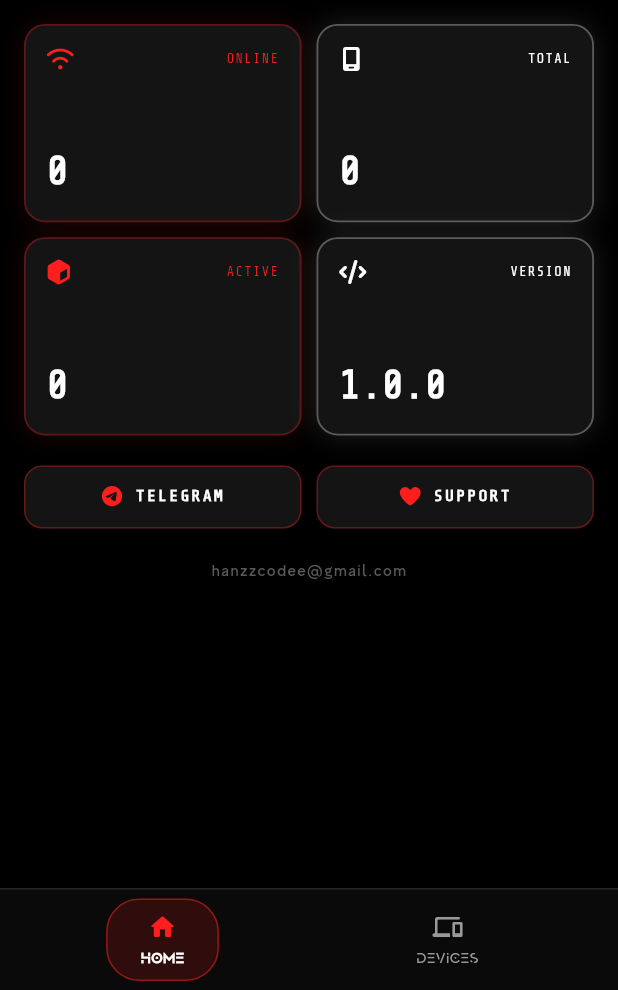
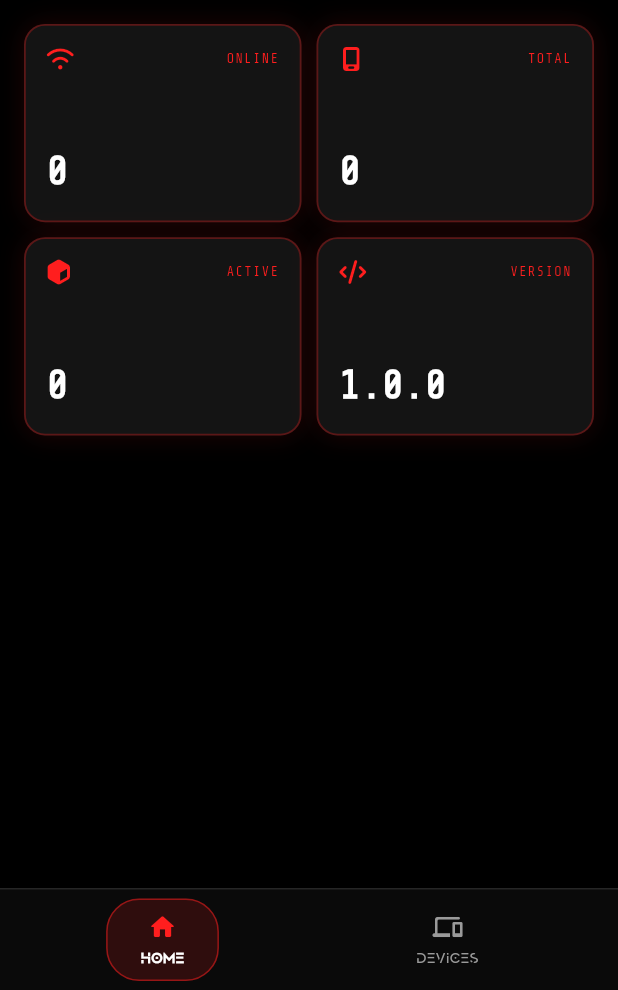
Before and after one commit to hanzcodereal/voidhand, a Flutter app: the screen it shows after launch, on a phone screen of 412 x 824 dp, the part 246-1236 px from its top. Run offline on Flutter 3.47's test engine with Material 3 defaults, Android fonts, the phone set to English and light mode, and no system bars; our stand-ins replace font_awesome_flutter, shared_preferences; network calls fail.

Commit message:
Update dashboard.dart

```diff
--- a/lib/screens/dashboard.dart
+++ b/lib/screens/dashboard.dart
@@ -1,6 +1,5 @@
 import 'package:flutter/material.dart';
 import 'package:font_awesome_flutter/font_awesome_flutter.dart';
-import 'package:url_launcher/url_launcher.dart';
 import '../theme.dart';
 import '../api.dart';
 import 'devices.dart';
@@ -45,20 +44,15 @@ class _DashboardScreenState extends State<DashboardScreen> {
     } catch (_) {}
   }
 
-  Future<void> _open(String url) async {
-    final uri = Uri.parse(url);
-    await launchUrl(uri, mode: LaunchMode.externalApplication);
-  }
-
   Widget _stat(String label, String val, IconData icon, Color c) {
     return Container(
       padding: const EdgeInsets.all(14),
       decoration: BoxDecoration(
         color: T.card,
         borderRadius: BorderRadius.circular(14),
-        border: Border.all(color: c.withOpacity(0.3), width: 1.2),
+        border: Border.all(color: T.red.withOpacity(0.3), width: 1.2),
         boxShadow: [
-          BoxShadow(color: c.withOpacity(0.12), blurRadius: 14),
+          BoxShadow(color: T.red.withOpacity(0.12), blurRadius: 14),
         ],
       ),
       child: Column(
@@ -66,13 +60,13 @@ class _DashboardScreenState extends State<DashboardScreen> {
         children: [
           Row(
             children: [
-              Icon(icon, color: c, size: 16),
+              Icon(icon, color: T.red, size: 16),
               const Spacer(),
               Text(
                 label,
-                style: TextStyle(
+                style: const TextStyle(
                   fontFamily: T.mono,
-                  color: c,
+                  color: T.red,
                   fontSize: 9,
                   letterSpacing: 1,
                 ),
@@ -116,18 +110,12 @@ class _DashboardScreenState extends State<DashboardScreen> {
               children: [
                 ClipRRect(
                   borderRadius: BorderRadius.circular(8),
-                  child: Image.asset(
-                    'assets/logo.png',
+                  child: SizedBox(
                     width: 54,
                     height: 54,
-                    fit: BoxFit.cover,
-                    errorBuilder: (_, __, ___) => Container(
-                      width: 54,
-                      height: 54,
-                      color: T.red.withOpacity(0.2),
-                      child: const Center(
-                        child: Text('LOGO', style: TextStyle(color: T.red, fontSize: 10, fontFamily: T.mono)),
-                      ),
+                    child: Image.asset(
+                      'assets/logo.png',
+                      fit: BoxFit.cover,
                     ),
                   ),
                 ),
@@ -170,75 +158,12 @@ class _DashboardScreenState extends State<DashboardScreen> {
             childAspectRatio: 1.4,
             children: [
               _stat('ONLINE', '$_online', FontAwesomeIcons.wifi, T.red),
-              _stat('TOTAL', '$_total', FontAwesomeIcons.mobileScreen, T.white),
+              _stat('TOTAL', '$_total', FontAwesomeIcons.mobileScreen, T.red),
               _stat('ACTIVE', '$_fps', FontAwesomeIcons.cube, T.red),
-              _stat('VERSION', '1.0.0', FontAwesomeIcons.code, T.white),
+              _stat('VERSION', '1.0.0', FontAwesomeIcons.code, T.red),
             ],
           ),
-          const SizedBox(height: 20),
-          Row(
-            children: [
-              Expanded(
-                child: _footer(
-                  'TELEGRAM',
-                  FontAwesomeIcons.telegram,
-                  () => _open('https://t.me/hanzdev'),
-                ),
-              ),
-              const SizedBox(width: 10),
-              Expanded(
-                child: _footer(
-                  'SUPPORT',
-                  FontAwesomeIcons.solidHeart,
-                  () => _open('https://saweria.co/hanzreally'),
-                ),
-              ),
-            ],
-          ),
-          const SizedBox(height: 20),
-          Center(
-            child: Text(
-              'hanzzcodee@gmail.com',
-              style: TextStyle(
-                fontFamily: T.ui,
-                color: T.faint,
-                fontSize: 11,
-                letterSpacing: 1,
-              ),
-            ),
-          ),
         ],
-      ),
-    );
-  }
-
-  Widget _footer(String label, IconData icon, VoidCallback fn) {
-    return GestureDetector(
-      onTap: fn,
-      child: Container(
-        padding: const EdgeInsets.symmetric(vertical: 12),
-        decoration: BoxDecoration(
-          color: T.card,
-          borderRadius: BorderRadius.circular(12),
-          border: Border.all(color: T.red.withOpacity(0.35)),
-        ),
-        child: Row(
-          mainAxisAlignment: MainAxisAlignment.center,
-          children: [
-            Icon(icon, color: T.red, size: 14),
-            const SizedBox(width: 8),
-            Text(
-              label,
-              style: const TextStyle(
-                fontFamily: T.mono,
-                color: T.white,
-                fontSize: 11,
-                letterSpacing: 1.5,
-                fontWeight: FontWeight.bold,
-              ),
-            ),
-          ],
-        ),
       ),
     );
   }
```
